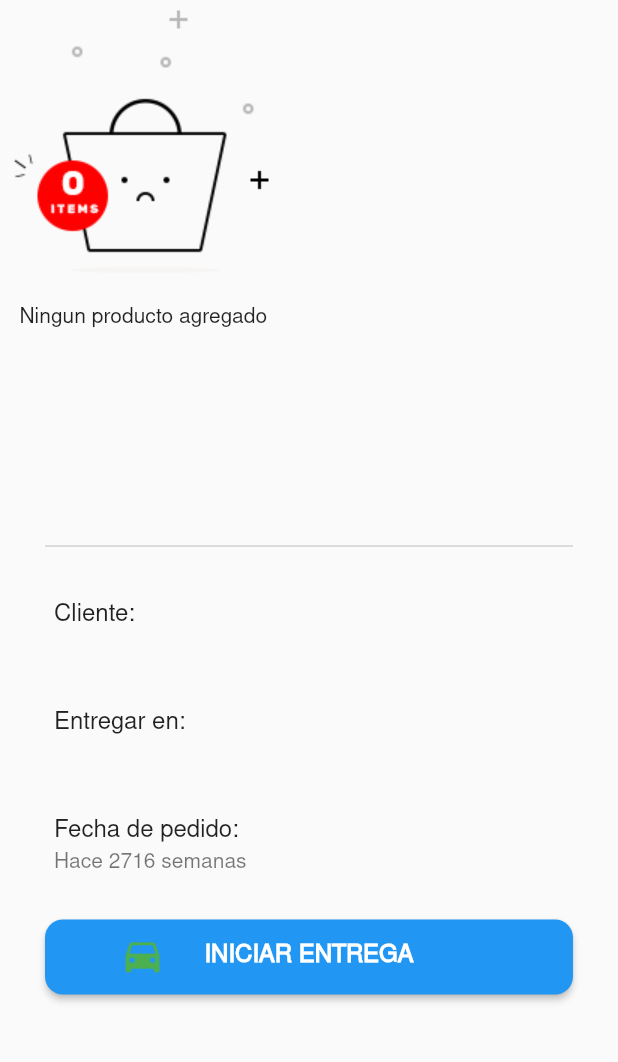
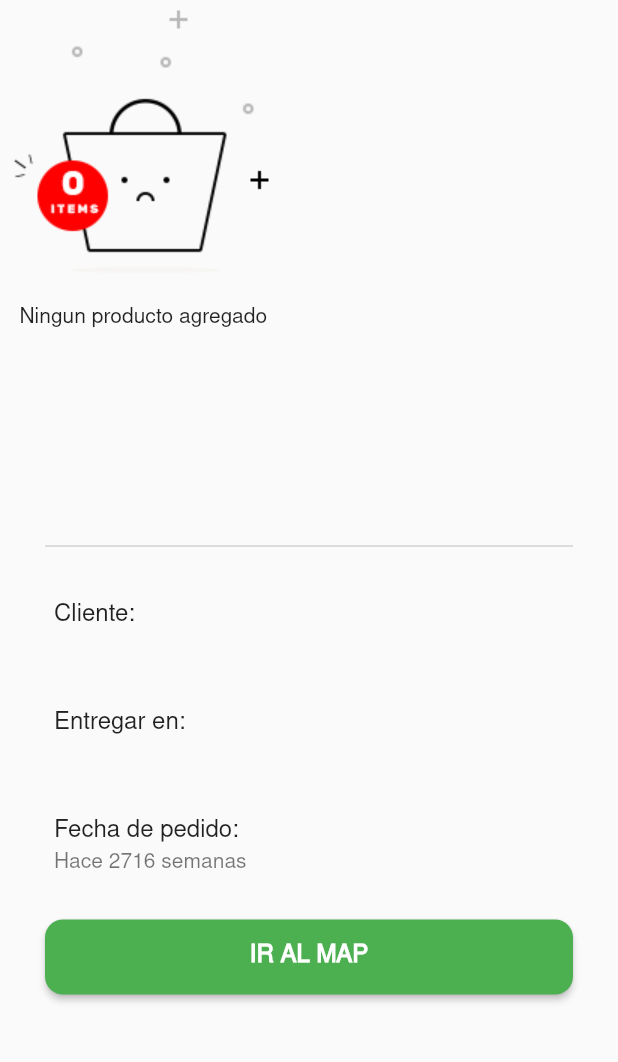
Before and after one commit to SergioEstebanPi/delivery, a Flutter app: the DeliveryOrdersDetailPage screen opened directly with empty values, on a phone screen of 412 x 824 dp, the part 84-1146 px from its top. Run offline on Flutter 3.47's test engine with Material 2 defaults, Android fonts, the phone set to English and light mode, and no system bars; our stand-ins replace extended_masked_text, flutter_image_slideshow, fluttertoast, geocoding, geolocator, google_maps_flutter and 6 more; missing offline and left inert: flutter_polyline_points; accounts and stored records are empty; statements that could not run were skipped; project files that could hold a hidden picture were left out.

Commit message:
Updating the order status to delivered from the deliver user

```diff
--- a/lib/pages/delivery/orders/detail/delivery_orders_detail_page.dart
+++ b/lib/pages/delivery/orders/detail/delivery_orders_detail_page.dart
@@ -73,7 +73,9 @@
                         ? '${RelativeTimeUtil.getRelativeTime(_con.order!.timestamp ?? 0)}'
                         : ''
                 ),
-                _buttonNext(),
+               _con.order!.status != 'ENTREGADO'
+                  ? _buttonNext()
+                  : Container(),
               ],
           ),
         ),
@@ -160,7 +162,9 @@
       child: ElevatedButton(
         onPressed: _con.updateOrder,
         style: ElevatedButton.styleFrom(
-            primary: Colors.blue,
+            primary: _con.order!.status == 'DESPACHADO'
+                ? Colors.blue
+                : Colors.green,
             padding: EdgeInsets.symmetric(vertical: 5),
             shape: RoundedRectangleBorder(
                 borderRadius: BorderRadius.circular(12)
@@ -174,7 +178,9 @@
                 height: 40,
                 alignment: Alignment.center,
                 child: Text(
-                  'INICIAR ENTREGA',
+                  _con.order!.status == 'DESPACHADO'
+                    ? 'INICIAR ENTREGA'
+                    : 'IR AL MAP',
                   style: TextStyle(
                     fontSize: 16,
                     fontWeight: FontWeight.bold,
--- a/lib/pages/delivery/orders/map/delivery_orders_map_page.dart
+++ b/lib/pages/delivery/orders/map/delivery_orders_map_page.dart
@@ -201,7 +201,7 @@
     return Container(
       margin: EdgeInsets.only(left: 30, right: 30, top: 15, bottom: 10),
       child: ElevatedButton(
-        onPressed: () {},
+        onPressed: _con.updateToDelivered,
         style: ElevatedButton.styleFrom(
             primary: MyColors.primaryColor,
             padding: EdgeInsets.symmetric(vertical: 5),
```
Also changed, not shown: lib/pages/delivery/orders/detail/delivery_orders_detail_controller.dart (+8 -4 lines), lib/pages/delivery/orders/map/delivery_orders_map_controller.dart (+40 -0 lines), lib/provider/orders_provider.dart (+27 -0 lines).
